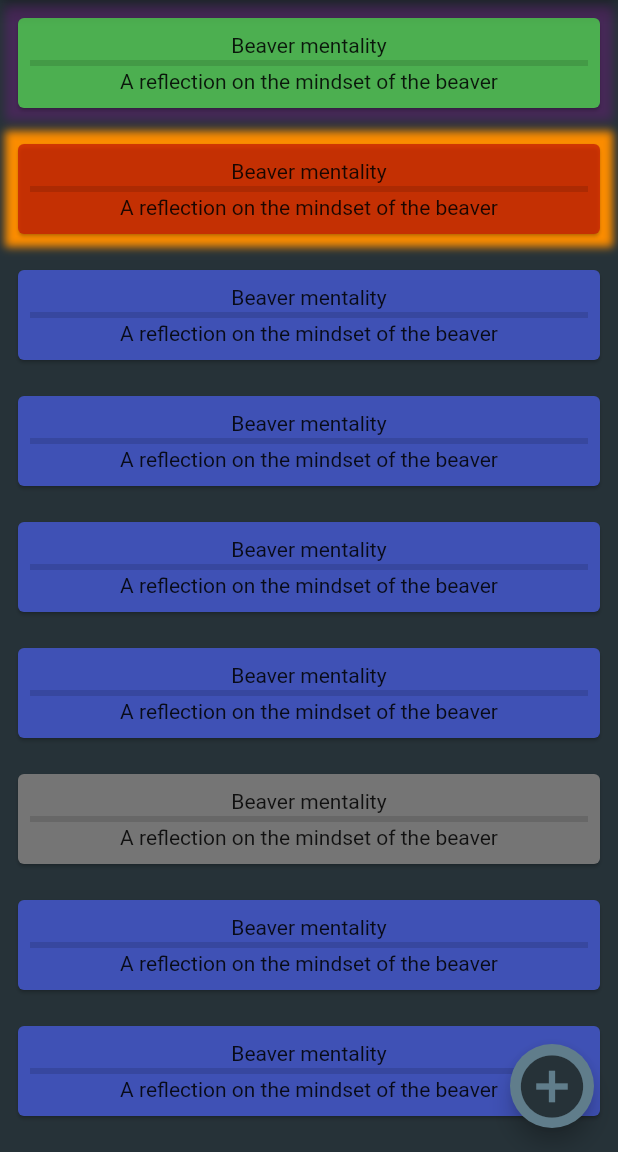
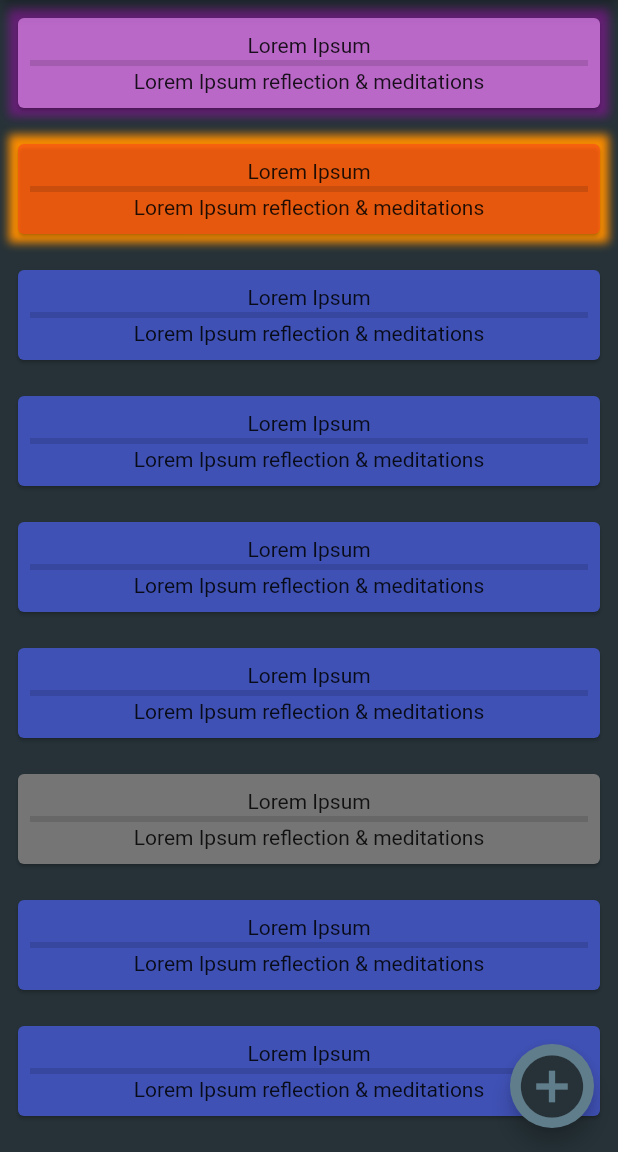
Before and after one commit to pzet123/writings, a Flutter app: the screen it shows after launch, after a tap on "All", on a phone screen of 412 x 824 dp, the part 84-1236 px from its top. Run offline on Flutter 3.47's test engine with Material 2 defaults, Android fonts, the phone set to English and light mode, and no system bars.

```diff
--- a/lib/appBarTitle.dart
+++ b/lib/appBarTitle.dart
@@ -21,15 +21,13 @@ class _AppBarTitleState extends State<AppBarTitle> {
   Widget build(BuildContext context) {
     return TweenAnimationBuilder(
         tween: Tween<double>(begin: 0, end: 1),
-        duration: Duration(seconds: 1),
+        duration: Duration(milliseconds: 700),
         child: Text(this.title),
         builder: (BuildContext context, double val, Widget child){
           return Opacity(
               opacity: val,
-              child: Center(
-                child: child,
-                widthFactor: val * 3,
-              ));
+              child: child
+          );
         });
   }
 }
--- a/lib/homeScreen.dart
+++ b/lib/homeScreen.dart
@@ -11,19 +11,26 @@ const String mediumImportance = "Medium";
 const String lowImportance = "Normal";
 const List folderImportanceAttributes = [[highestImportance, Colors.red], [highImportance, Color.fromARGB(255, 236, 239, 241)], [mediumImportance, Color.fromARGB(255, 207, 216, 220)], [lowImportance, Color.fromARGB(255, 176, 190, 197)]];
 
-List<Writing> writings = [Writing("Beaver mentality", "A reflection on the mindset of the beaver", "The beaver is a hard worker, determined to build their dam.", DateTime.now(), highImportance, {"default tag"}),
-  Writing("Beaver mentality", "A reflection on the mindset of the beaver", "The beaver is a hard worker, determined to build their dam.\n\n\n\n\n\n\n\n\n\n\n\n\n\n\n\n\n\n\n\n\n\n\n\n\n\n\n\n\n\n\n\n\n\n\n\n\n Yeah", DateTime.now(), highestImportance, {"default tag"}),
-  Writing("Beaver mentality", "A reflection on the mindset of the beaver", "The beaver is a hard worker, determined to build their dam.", DateTime.now(), mediumImportance, {"default tag", "Willpower"}),
-  Writing("Beaver mentality", "A reflection on the mindset of the beaver", "The beaver is a hard worker, determined to build their dam.", DateTime.now(), mediumImportance, {"default tag"}),
-  Writing("Beaver mentality", "A reflection on the mindset of the beaver", "The beaver is a hard worker, determined to build their dam.", DateTime.now(), mediumImportance, {"default tag"}),
-  Writing("Beaver mentality", "A reflection on the mindset of the beaver", "The beaver is a hard worker, determined to build their dam.", DateTime.now(), mediumImportance, {"default tag"}),
-  Writing("Beaver mentality", "A reflection on the mindset of the beaver", "The beaver is a hard worker, determined to build their dam.", DateTime.now(), lowImportance, {"default tag"}),
-  Writing("Beaver mentality", "A reflection on the mindset of the beaver", "The beaver is a hard worker, determined to build their dam.", DateTime.now(), mediumImportance, {"default tag"}),
-  Writing("Beaver mentality", "A reflection on the mindset of the beaver", "The beaver is a hard worker, determined to build their dam.", DateTime.now(), mediumImportance, {"default tag"}),
-  Writing("Beaver mentality", "A reflection on the mindset of the beaver", "The beaver is a hard worker, determined to build their dam.", DateTime.now(), mediumImportance, {"default tag"}),
-  Writing("Beaver mentality", "A reflection on the mindset of the beaver", "The beaver is a hard worker, determined to build their dam.", DateTime.now(), highImportance, {"default tag"}),
-  Writing("Beaver mentality", "A reflection on the mindset of the beaver", "The beaver is a hard worker, determined to build their dam.", DateTime.now(), highestImportance, {"default tag"}),
-  Writing("Beaver mentality", "A reflection on the mindset of the beaver", "The beaver is a hard worker, determined to build their dam.", DateTime.now(), highImportance, {"default tag"})];
+String sampleTitle = "Lorem Ipsum";
+String sampleDescription = "Lorem Ipsum reflection & meditations";
+String sampleText = "Lorem ipsum dolor sit amet, consectetur adipiscing elit, sed do eiusmod tempor incididunt ut labore et dolore magna aliqua. Ut enim ad minim veniam, quis nostrud exercitation ullamco laboris nisi ut aliquip ex ea commodo consequat. Duis aute irure dolor in reprehenderit in voluptate velit esse cillum dolore eu fugiat nulla pariatur. Excepteur sint occaecat cupidatat non proident, sunt in culpa qui officia deserunt mollit anim id est laborum.";
+Set sampleTags;
+
+
+
+List<Writing> writings = [Writing(sampleTitle, sampleDescription, sampleText, DateTime.now(), highImportance, {"default tag"}),
+  Writing(sampleTitle, sampleDescription, sampleText, DateTime.now(), highestImportance, {"default tag"}),
+  Writing(sampleTitle, sampleDescription, sampleText, DateTime.now(), mediumImportance, {"default tag", "Willpower"}),
+  Writing(sampleTitle, sampleDescription, sampleText, DateTime.now(), mediumImportance, {"default tag"}),
+  Writing(sampleTitle, sampleDescription, sampleText, DateTime.now(), mediumImportance, {"default tag"}),
+  Writing(sampleTitle, sampleDescription, sampleText, DateTime.now(), mediumImportance, {"default tag"}),
+  Writing(sampleTitle, sampleDescription, sampleText, DateTime.now(), lowImportance, {"default tag"}),
+  Writing(sampleTitle, sampleDescription, sampleText, DateTime.now(), mediumImportance, {"default tag"}),
+  Writing(sampleTitle, sampleDescription, sampleText, DateTime.now(), mediumImportance, {"default tag"}),
+  Writing(sampleTitle, sampleDescription, sampleText, DateTime.now(), mediumImportance, {"default tag"}),
+  Writing(sampleTitle, sampleDescription, sampleText, DateTime.now(), highImportance, {"default tag"}),
+  Writing(sampleTitle, sampleDescription, sampleText, DateTime.now(), highestImportance, {"default tag"}),
+  Writing(sampleTitle, sampleDescription, sampleText, DateTime.now(), highImportance, {"default tag"})];
 
 
 
@@ -51,13 +58,14 @@ class _homeScreenState extends State<homeScreen> {
     tagFolders = getTagFolders(writingTagMap, context, tags);
   }
 
+
   @override
   Widget build(BuildContext context) {
     print("Build called");
     update();
     return Scaffold(
       appBar: AppBar(
-        title: AppBarTitle("home screen"),
+        title: Center(child: AppBarTitle("home screen")),
         backgroundColor: Colors.blueGrey[700],
       ),
       body: Container(
@@ -81,16 +89,19 @@ class _homeScreenState extends State<homeScreen> {
               flex: 2,
               child: RaisedButton.icon(
                   onPressed: () {
-                    setState(() {
-                      update();
+                    Navigator.pushNamed(context, "/writingScreen", arguments: {
+                      "WritingsToDisplay": writings,
+                      "Writings": writings
+                    }).then((value) {
+                      setState(() {
+                        update();
+                      });
                     });
-                    Navigator.pushNamed(context, "/writingScreen", arguments: {"WritingsToDisplay":writings, "Writings":writings});
-                    },
+                  },
                   icon: Icon(Icons.format_align_left),
                   label: Text("All"),
               color: Colors.blueGrey[300],)
             )
-
           ],
         ),
       ),
--- a/lib/writingScreen.dart
+++ b/lib/writingScreen.dart
@@ -15,30 +15,46 @@ class _writingScreenState extends State<writingScreen> with SingleTickerProvider
   static const String mediumImportance = "Medium";
   static const String lowImportance = "Normal";
 
+  AnimationController _repeatingAnimationController;
+  Animation _breathingAnimation;
+  Animation _redpillColourShift;
 
-  AnimationController _breathingAnimationController;
-  Animation _breathingAnimation;
+
+
 
   @override
   void initState(){
-    _breathingAnimationController = AnimationController(vsync:this, duration: Duration(seconds: 1));
-    _breathingAnimationController.repeat(reverse: true);
-    _breathingAnimation = Tween(begin: 0.2, end: 5.0).animate(_breathingAnimationController)..addListener(() {
-      setState(() {
+    super.initState();
 
+    _repeatingAnimationController = AnimationController(
+      duration: Duration(seconds: 2),
+      vsync: this,
+    );
+    _breathingAnimation = Tween(begin: 0.0, end: 4.0).animate(_repeatingAnimationController);
+    _redpillColourShift = ColorTween(begin: Colors.orange[600], end: Color.fromARGB(100, 255, 33, 38)).animate(_repeatingAnimationController);
+
+    _repeatingAnimationController.forward();
+
+    _repeatingAnimationController.addStatusListener((status) {
+      if(status == AnimationStatus.completed) {
+        _repeatingAnimationController.reverse();
+      } else if(status == AnimationStatus.dismissed) {
+        _repeatingAnimationController.forward();
+      }
     });
-    });
-    super.initState();
+
     }
+
+
+
 
   @override
   void dispose(){
-    if(_breathingAnimationController.status == AnimationStatus.forward || _breathingAnimationController.status == AnimationStatus.reverse){
-      _breathingAnimationController.notifyStatusListeners(AnimationStatus.dismissed);
+    _repeatingAnimationController.dispose();
+    super.dispose();
+
+
   }
-    _breathingAnimationController.dispose();
-    super.dispose();
-  } //TODO: Learn what this code does.
 
 
 
@@ -65,7 +81,6 @@ class _writingScreenState extends State<writingScreen> with SingleTickerProvider
         onPressed: () {
           Navigator.pushNamed(context, "/writingCreation", arguments: writings);
           writings.add(Writing("Test writing","Test","Test writing ..", DateTime.now(), "Red pill", {"Life events", "Friends"}));
-          //TODO: Make sure that new writings show up in importance and tag folders.
         },
         backgroundColor: Colors.blueGrey,
         child:
@@ -96,7 +111,7 @@ class _writingScreenState extends State<writingScreen> with SingleTickerProvider
   }
 
 
-  Container decideContainer(Writing writing){
+  Widget decideContainer(Writing writing){
     switch(writing.importance){
       case highestImportance: {
         return getHighestImportanceContainer(writing);
@@ -113,7 +128,10 @@ class _writingScreenState extends State<writingScreen> with SingleTickerProvider
     }
   }
 
-  Container getHighestImportanceContainer(Writing writing){
+  Widget getHighestImportanceContainer(Writing writing){
+    return AnimatedBuilder(
+      animation: _breathingAnimation,
+      builder: (BuildContext context, _) {
         return Container(
           margin: EdgeInsets.all(8),
           child: Card(
@@ -127,19 +145,24 @@ class _writingScreenState extends State<writingScreen> with SingleTickerProvider
                   ],
                 ),
               ),
-          color: Color.fromARGB(200, 200, 33, 4)
+              color: _redpillColourShift.value
           ),
           decoration: BoxDecoration(
               boxShadow: [BoxShadow(
                 color: Colors.orange[600],
-            blurRadius: 4,
+                blurRadius: _breathingAnimation.value*2,
                 spreadRadius: _breathingAnimation.value,
               )]
           ),
         );
+      },
+    );
   }
 
-  Container getHighImportanceContainer(Writing writing){
+  Widget getHighImportanceContainer(Writing writing){
+    return AnimatedBuilder(
+      animation: _breathingAnimation,
+      builder: (BuildContext context, _){
         return Container(
           margin: EdgeInsets.all(8),
           child: Card(
@@ -153,19 +176,21 @@ class _writingScreenState extends State<writingScreen> with SingleTickerProvider
                   ],
                 ),
               ),
-          color: Colors.green
+              color: Colors.purple[300]
           ),
           decoration: BoxDecoration(
               boxShadow: [BoxShadow(
-            color: Color.fromARGB(50, 200, 0, 214),
-            blurRadius: _breathingAnimation.value,
+                color: Color.fromARGB(100, 200, 0, 214),
+                blurRadius: _breathingAnimation.value * 2,
                 spreadRadius: _breathingAnimation.value,
               )]
           ),
         );
       }
+    );
+  }
 
-  Container getMediumImportanceContainer(Writing writing){
+  Widget getMediumImportanceContainer(Writing writing){
     return Container(
       margin: EdgeInsets.all(8),
       child: Card(
@@ -184,7 +209,7 @@ class _writingScreenState extends State<writingScreen> with SingleTickerProvider
     );
   }
 
-  Container getLowImportanceContainer(Writing writing){
+  Widget getLowImportanceContainer(Writing writing){
     return Container(
       margin: EdgeInsets.all(8),
       child: Card(
```
Lines whose indentation alone changed are shown as unchanged.
